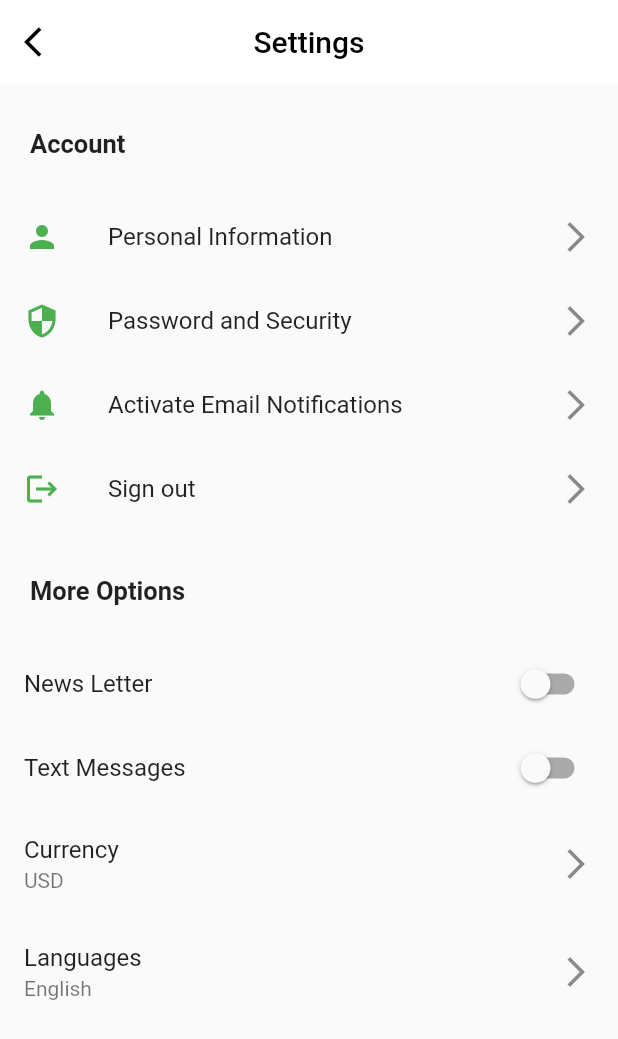
After one commit to kezieeCode/qikpharma, a Flutter app: the screen it shows after launch, after a tap on "Settings", on a phone screen of 412 x 824 dp. The commit adds this screen. Shown: the top 1039 px of the screen. Run offline on Flutter 3.47's test engine with Material 2 defaults, Android fonts, the phone set to English and light mode, and no system bars.

Commit message:
Settings-screen

```diff
--- a/lib/views/component/profile_list.dart
+++ b/lib/views/component/profile_list.dart
@@ -1,6 +1,7 @@
 import 'package:flutter/material.dart';
 import 'package:qikpharma/views/feedbacks.dart';
 import 'package:qikpharma/views/notification.dart';
+import 'package:qikpharma/views/personal_setting.dart';
 
 class ProfileList extends StatelessWidget {
   const ProfileList({Key? key}) : super(key: key);
@@ -94,7 +95,14 @@ class ProfileList extends StatelessWidget {
           indent: 50,
           thickness: 1.4,
         ),
-        const ListTile(
+        InkWell(
+          onTap: () {
+            Navigator.push(
+                context,
+                MaterialPageRoute(
+                    builder: (context) => const PersonalSettings()));
+          },
+          child: const ListTile(
             leading: Icon(
               Icons.settings,
               color: Color.fromARGB(255, 130, 203, 132),
@@ -106,6 +114,7 @@ class ProfileList extends StatelessWidget {
             trailing: Icon(
               Icons.arrow_forward_ios,
               color: Color.fromARGB(255, 130, 203, 132),
+            ),
           ),
         ),
         const Divider(
--- /dev/null
+++ b/lib/views/personal_setting.dart
@@ -0,0 +1,144 @@
+import 'package:flutter/material.dart';
+
+class PersonalSettings extends StatefulWidget {
+  const PersonalSettings({Key? key}) : super(key: key);
+
+  @override
+  State<PersonalSettings> createState() => _PersonalSettingsState();
+}
+
+class _PersonalSettingsState extends State<PersonalSettings> {
+  bool is_off = false;
+  bool off_now = false;
+  @override
+  Widget build(BuildContext context) {
+    void toggleSwitch(bool value) {
+      if (is_off == false) {
+        setState(() {
+          is_off = true;
+        });
+      } else {
+        setState(() {
+          is_off = false;
+        });
+      }
+    }
+
+    void moveSwitch(bool value) {
+      if (off_now == false) {
+        setState(() {
+          off_now = true;
+        });
+      } else {
+        setState(() {
+          off_now = false;
+        });
+      }
+    }
+
+    return Scaffold(
+        appBar: AppBar(
+          title: const Text(
+            "Settings",
+            style: TextStyle(color: Colors.black),
+          ),
+          centerTitle: true,
+          backgroundColor: Colors.white,
+          elevation: 0,
+          leading: IconButton(
+              onPressed: () {
+                Navigator.pop(context);
+              },
+              icon: const Icon(
+                Icons.arrow_back_ios,
+                color: Colors.black,
+              )),
+        ),
+        body: ListView(
+          children: [
+            const SizedBox(
+              height: 30,
+            ),
+            const Padding(
+              padding: EdgeInsets.only(left: 20),
+              child: Text(
+                'Account',
+                style: TextStyle(fontWeight: FontWeight.bold, fontSize: 17),
+              ),
+            ),
+            const SizedBox(
+              height: 24,
+            ),
+            const ListTile(
+              leading: Icon(
+                Icons.person,
+                color: Colors.green,
+              ),
+              title: Text("Personal Information"),
+              trailing: Icon(Icons.arrow_forward_ios),
+            ),
+            const ListTile(
+              leading: Icon(
+                Icons.security,
+                color: Colors.green,
+              ),
+              title: Text("Password and Security"),
+              trailing: Icon(Icons.arrow_forward_ios),
+            ),
+            const ListTile(
+              leading: Icon(
+                Icons.notifications,
+                color: Colors.green,
+              ),
+              title: Text("Activate Email Notifications"),
+              trailing: Icon(Icons.arrow_forward_ios),
+            ),
+            const ListTile(
+              leading: Icon(
+                Icons.logout,
+                color: Colors.green,
+              ),
+              title: Text("Sign out"),
+              trailing: Icon(Icons.arrow_forward_ios),
+            ),
+            const SizedBox(
+              height: 30,
+            ),
+            const Padding(
+              padding: EdgeInsets.only(left: 20),
+              child: Text(
+                'More Options',
+                style: TextStyle(fontWeight: FontWeight.bold, fontSize: 17),
+              ),
+            ),
+            const SizedBox(
+              height: 24,
+            ),
+            ListTile(
+                title: const Text("News Letter"),
+                trailing: Switch(
+                  value: is_off,
+                  onChanged: toggleSwitch,
+                  activeColor: Colors.green,
+                )),
+            ListTile(
+                title: const Text("Text Messages"),
+                trailing: Switch(
+                  value: off_now,
+                  onChanged: moveSwitch,
+                  activeColor: Colors.green,
+                )),
+            const ListTile(
+              title: Text("Currency"),
+              subtitle: Text("USD"),
+              trailing: Icon(Icons.arrow_forward_ios),
+            ),
+            const ListTile(
+              title: Text("Languages"),
+              subtitle: Text("English"),
+              trailing: Icon(Icons.arrow_forward_ios),
+            ),
+          ],
+        ));
+  }
+}
```
Lines whose indentation alone changed are shown as unchanged.
